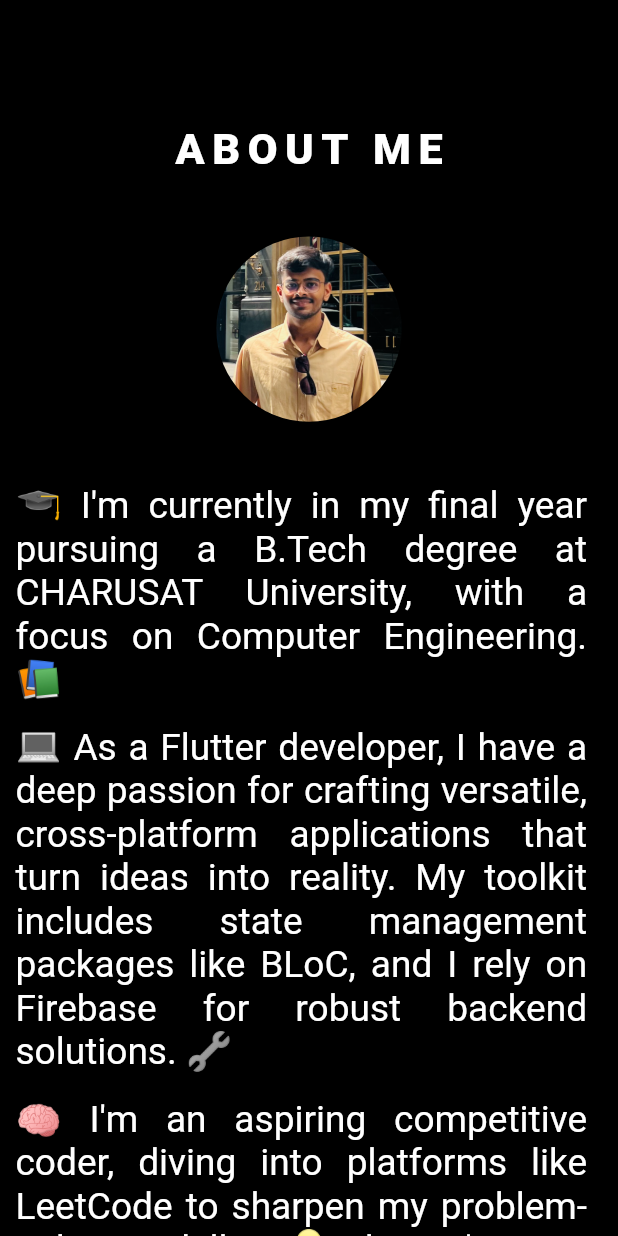
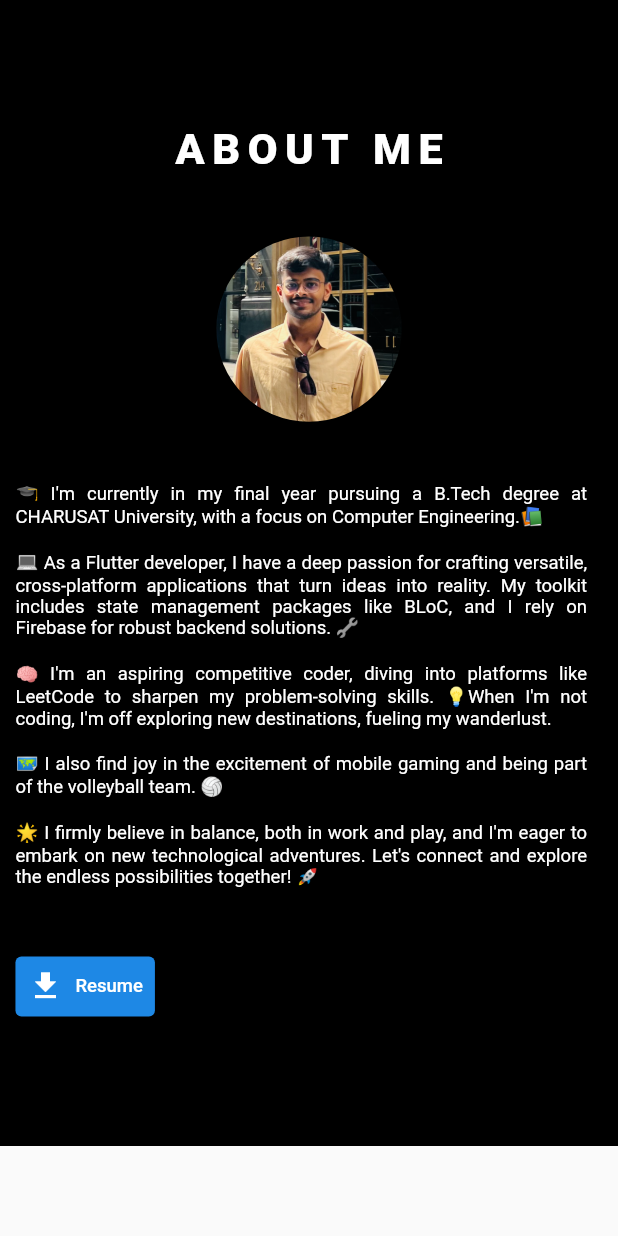
Before and after one commit to PatelPruthvi/PortfolioWebsite, a Flutter app: the AboutScreenMobile widget shown alone on an empty page, opened directly, on a phone screen of 412 x 824 dp. Run offline on Flutter 3.47's test engine with Material 2 defaults, Android fonts, the phone set to English and light mode, and no system bars; our stand-ins replace google_fonts, lottie; missing offline and left inert: emailjs, flutter_animated_button, scroll_to_id.

Commit message:
Improvised skills and about me text according to screen

```diff
--- a/lib/screens/about_screen/about_screen_mobile.dart
+++ b/lib/screens/about_screen/about_screen_mobile.dart
@@ -15,7 +15,7 @@ class _AboutScreenMobileState extends State<AboutScreenMobile> {
   Widget build(BuildContext context) {
     final aboutTextStyle = TextStyle(
         color: Colors.white,
-        fontSize: MediaQuery.of(context).size.height * 0.03,
+        fontSize: MediaQuery.of(context).size.width * 0.03,
         fontFamily: GoogleFonts.aBeeZee().fontFamily);
     return SingleChildScrollView(
       scrollDirection: Axis.vertical,
--- a/lib/screens/skills_screen/skills_screen.dart
+++ b/lib/screens/skills_screen/skills_screen.dart
@@ -16,8 +16,9 @@ class _SkillsPageState extends State<SkillsPage> {
   Widget build(BuildContext context) {
     final aboutTextStyle = TextStyle(
         color: Colors.white,
-        fontSize: MediaQuery.of(context).size.height * 0.03,
+        fontSize: MediaQuery.of(context).size.shortestSide * 0.03,
         fontFamily: GoogleFonts.aBeeZee().fontFamily);
+
     return SingleChildScrollView(
       scrollDirection: Axis.vertical,
       child: Container(
```
